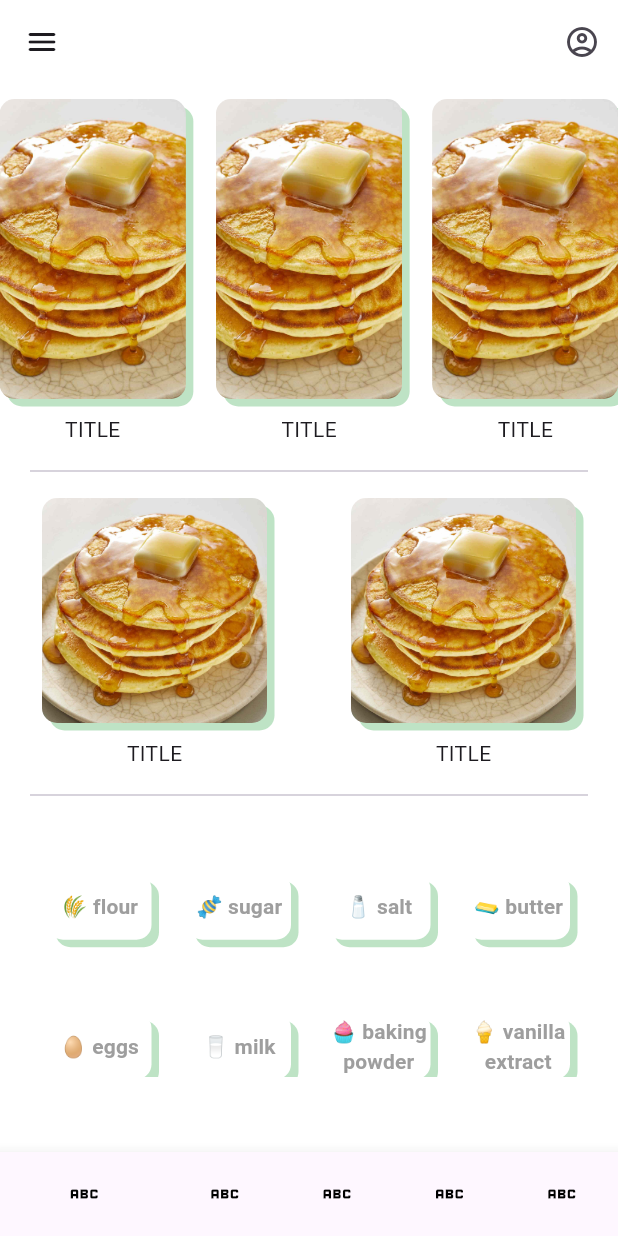
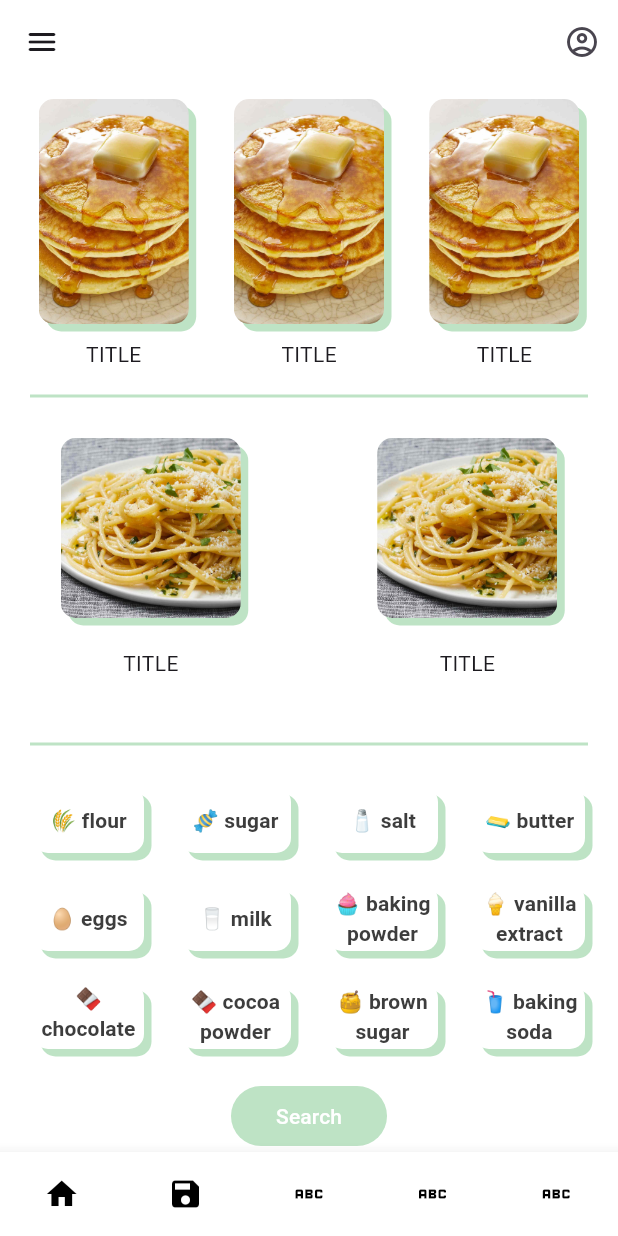
Before and after one commit to abrichards10/LetEmCook, a Flutter app: the screen it shows after launch, on a phone screen of 412 x 824 dp. Run offline on Flutter 3.47's test engine with Material 3 defaults, Android fonts, the phone set to English and light mode, and no system bars; drawn by our look-alikes of carousel_slider; our stand-ins replace bloc, equatable, flutter_bloc, google_fonts, multi_select_flutter.

Commit message:
add more bloc skeleton and layout

```diff
--- a/lib/bloc/home_bloc.dart
+++ b/lib/bloc/home_bloc.dart
@@ -1,19 +1,23 @@
 import 'package:bloc/bloc.dart';
 import 'package:equatable/equatable.dart';
+import 'package:let_em_cook/bloc/home_repository.dart';
 
 part 'home_events.dart';
 part 'home_states.dart';
 
-class IngredientBloc extends Bloc<IngredientEvent, IngredientState> {
-  IngredientBloc() : super(IngredientState()) {
-    on<ToggleIngredientEvent>((event, emit) {
-      final updatedPressedIndices = Set<int>.from(state.pressedIndices);
-      if (updatedPressedIndices.contains(event.index)) {
-        updatedPressedIndices.remove(event.index);
-      } else {
-        updatedPressedIndices.add(event.index);
-      }
-      emit(IngredientState(pressedIndices: updatedPressedIndices));
+class HomeBloc extends Bloc<HomeEvents, HomeStates> {
+  HomeBloc({required HomeRepository homeRepository})
+      : super(const HomeStates()) {
+    on<ToggleIngredientEvent>((event, emit) async {
+      emit(const ToggleIngredientState());
+    });
+
+    on<InitialEvent>((event, emit) async {
+      emit(const InitialState());
+    });
+
+    on<NoRecipesFoundEvent>((event, emit) async {
+      emit(const NoRecipesFoundState());
     });
   }
 }
--- a/lib/bloc/home_events.dart
+++ b/lib/bloc/home_events.dart
@@ -1,17 +1,14 @@
 part of 'home_bloc.dart';
 
-abstract class IngredientEvent extends Equatable {
-  const IngredientEvent();
+abstract class HomeEvents extends Equatable {
+  const HomeEvents();
 
   @override
   List<Object> get props => [];
 }
 
-class ToggleIngredientEvent extends IngredientEvent {
-  final int index;
+class InitialEvent extends HomeEvents {}
 
-  const ToggleIngredientEvent(this.index);
+class NoRecipesFoundEvent extends HomeEvents {}
 
-  @override
-  List<Object> get props => [index];
-}
+class ToggleIngredientEvent extends HomeEvents {}
--- /dev/null
+++ b/lib/bloc/home_repository.dart
@@ -0,0 +1 @@
+class HomeRepository {}
--- a/lib/bloc/home_states.dart
+++ b/lib/bloc/home_states.dart
@@ -1,10 +1,22 @@
 part of 'home_bloc.dart';
 
-class IngredientState extends Equatable {
+class HomeStates extends Equatable {
   final Set<int> pressedIndices;
 
-  const IngredientState({this.pressedIndices = const <int>{}});
+  const HomeStates({this.pressedIndices = const <int>{}});
 
   @override
   List<Object> get props => [pressedIndices];
 }
+
+class InitialState extends HomeStates {
+  const InitialState();
+}
+
+class NoRecipesFoundState extends HomeStates {
+  const NoRecipesFoundState();
+}
+
+class ToggleIngredientState extends HomeStates {
+  const ToggleIngredientState();
+}
--- a/lib/home.dart
+++ b/lib/home.dart
@@ -3,20 +3,24 @@
 import 'package:flutter/material.dart';
 import 'package:carousel_slider/carousel_slider.dart';
 import 'package:flutter/rendering.dart';
+import 'package:flutter_bloc/flutter_bloc.dart';
 import 'package:google_fonts/google_fonts.dart';
+import 'package:let_em_cook/bloc/home_bloc.dart';
 import 'package:let_em_cook/models/recipe_info.dart';
 import 'package:multi_select_flutter/multi_select_flutter.dart';
 
-class MyHomePage extends StatefulWidget {
-  const MyHomePage({super.key, required this.title});
-
-  final String title;
+class HomePage extends StatefulWidget {
+  const HomePage({
+    super.key,
+  });
 
   @override
-  State<MyHomePage> createState() => _MyHomePageState();
+  State<HomePage> createState() => _HomePageState();
 }
 
-class _MyHomePageState extends State<MyHomePage> {
+class _HomePageState extends State<HomePage> {
+  bool _noRecipesInList = false; // TODO: change
+
   List<String> ingredientsList = <String>[
     "🌾 flour",
     "🍬 sugar",
@@ -85,11 +89,30 @@ class _MyHomePageState extends State<MyHomePage> {
 
   List<String> selectedIngredients = <String>[];
 
+  List<RecipeInfo> searchedRecipeResults = <RecipeInfo>[
+    RecipeInfo(
+        name: "name", pictureUrl: "pictureUrl", description: "description"),
+    RecipeInfo(
+        name: "name", pictureUrl: "pictureUrl", description: "description"),
+    RecipeInfo(
+        name: "name", pictureUrl: "pictureUrl", description: "description"),
+  ];
+
   @override
   Widget build(BuildContext context) {
     double width = MediaQuery.of(context).size.width;
+    double height = MediaQuery.of(context).size.height;
+    selectedIngredients = [];
 
-    return Scaffold(
+    if (selectedIngredients.isEmpty) {
+      context.read<HomeBloc>().add(NoRecipesFoundEvent());
+    }
+
+    return BlocListener<HomeBloc, HomeStates>(
+      listener: (context, state) {
+        _blocListener(state);
+      },
+      child: Scaffold(
         backgroundColor: Color.fromARGB(255, 255, 255, 255),
         appBar: AppBar(
           actions: [
@@ -107,45 +130,52 @@ class _MyHomePageState extends State<MyHomePage> {
             onPressed: () {},
           ),
           backgroundColor: Color.fromARGB(255, 255, 255, 255),
-        // title: Text(
-        //   "Let 'Em Cook",
-        //   style: TextStyle(
-        //  fontFamily: GoogleFonts.adventPro().fontFamily,
-        //     fontWeight: FontWeight.bold,
-        //     fontSize: width * .08,
-        //   ),
-        // ),
         ),
-      body: SingleChildScrollView(
+        body: Container(
+          height: height - 50,
           child: Column(
             children: [
               _savedRecipesList(),
               Divider(
+                color: Color.fromARGB(150, 144, 208, 156),
+                thickness: 2,
                 indent: 20,
                 endIndent: 20,
               ),
-            _searchedRecipesResults(),
+              Expanded(
+                child: _searchedRecipesResults(),
+              ),
               Divider(
+                color: Color.fromARGB(150, 144, 208, 156),
+                thickness: 2,
                 indent: 20,
                 endIndent: 20,
               ),
-            _ingredientsList(),
+              Expanded(
+                child: _ingredientsList(),
+              ),
+              // Expanded(
+              _searchRecipesButton(context),
             ],
           ),
         ),
         bottomNavigationBar: BottomNavigationBar(
+          type: BottomNavigationBarType.fixed,
+          unselectedItemColor: Colors.white,
+          backgroundColor: Colors.white,
+          fixedColor: Colors.white,
           selectedFontSize: 0,
           items: [
             BottomNavigationBarItem(
               icon: Icon(
-              Icons.abc,
+                Icons.home,
                 color: Colors.black,
               ),
               label: "",
             ),
             BottomNavigationBarItem(
               icon: Icon(
-              Icons.abc,
+                Icons.save,
                 color: Colors.black,
               ),
               label: "",
@@ -173,13 +203,32 @@ class _MyHomePageState extends State<MyHomePage> {
             )
           ],
         ),
+      ),
     );
   }
 
-  CarouselSlider _savedRecipesList() {
-    return CarouselSlider(
+  _blocListener(state) {
+    if (state == NoRecipesFoundState()) {
+      setState(() {
+        _noRecipesInList = true;
+      });
+    }
+    if (state == ToggleIngredientState()) {
+      setState(() {});
+    }
+  }
+
+  Container _savedRecipesList() {
+    return Container(
+      padding: EdgeInsets.fromLTRB(
+        20,
+        0,
+        20,
+        0,
+      ),
+      child: CarouselSlider(
         options: CarouselOptions(
-        height: 250.0,
+          height: 200.0,
           aspectRatio: 16 / 9,
           viewportFraction: 0.35,
         ),
@@ -190,8 +239,8 @@ class _MyHomePageState extends State<MyHomePage> {
                 children: [
                   Container(
                     margin: EdgeInsets.all(10),
-                  width: 200.0,
-                  height: 200.0,
+                    width: 100.0,
+                    height: 150.0,
                     decoration: BoxDecoration(
                       borderRadius: BorderRadius.all(Radius.circular(10)),
                       image: DecorationImage(
@@ -220,15 +269,15 @@ class _MyHomePageState extends State<MyHomePage> {
             },
           );
         }).toList(),
+      ),
     );
   }
 
   _searchedRecipesResults() {
-    return SizedBox(
-      height: 200,
-      child: GridView.builder(
-          itemCount: 100,
+    return GridView.builder(
+        itemCount: searchedRecipeResults.length,
         gridDelegate: SliverGridDelegateWithFixedCrossAxisCount(
+          crossAxisSpacing: 10,
           crossAxisCount: 2,
           childAspectRatio: 1,
         ),
@@ -236,13 +285,13 @@ class _MyHomePageState extends State<MyHomePage> {
           return Column(
             children: [
               Container(
-                  margin: EdgeInsets.all(10),
-                  width: 150.0,
-                  height: 150.0,
+                margin: EdgeInsets.all(20),
+                width: 120.0,
+                height: 120.0,
                 decoration: BoxDecoration(
                   borderRadius: BorderRadius.all(Radius.circular(10)),
                   image: DecorationImage(
-                      image: AssetImage('assets/image1.jpg'),
+                    image: AssetImage('assets/image2.jpg'),
                     fit: BoxFit.cover,
                   ),
                   boxShadow: [
@@ -264,28 +313,33 @@ class _MyHomePageState extends State<MyHomePage> {
               ),
             ],
           );
-          }),
-    );
+        });
   }
 
   SizedBox _ingredientsList() {
     return SizedBox(
-      height: 200,
+      // height: 200,
       child: Container(
-        margin: EdgeInsets.all(20),
+        margin: EdgeInsets.all(10),
         child: GridView.builder(
           gridDelegate: SliverGridDelegateWithFixedCrossAxisCount(
-              crossAxisCount: 4, childAspectRatio: 1),
+            crossAxisCount: 4,
+            childAspectRatio: 1.5,
+          ),
           itemCount: ingredientsList.length,
           shrinkWrap: true,
           itemBuilder: (BuildContext context, int index) {
             return TextButton(
-              onPressed: () {},
+              onPressed: () {
+                context.read<HomeBloc>().add(ToggleIngredientEvent());
+              },
               child: Container(
                 alignment: Alignment.center,
                 height: 44,
                 decoration: BoxDecoration(
-                  color: Colors.white,
+                  color: true // TODO: CHANGE
+                      ? Colors.white
+                      : Color.fromARGB(150, 144, 208, 156),
                   borderRadius: BorderRadius.all(Radius.circular(10)),
                   boxShadow: [
                     BoxShadow(
@@ -302,7 +356,7 @@ class _MyHomePageState extends State<MyHomePage> {
                   ingredientsList[index],
                   style: TextStyle(
                     fontFamily: GoogleFonts.adventPro().fontFamily,
-                    color: Colors.grey,
+                    color: const Color.fromARGB(255, 61, 61, 61),
                     fontWeight: FontWeight.bold,
                   ),
                 ),
@@ -313,4 +367,22 @@ class _MyHomePageState extends State<MyHomePage> {
       ),
     );
   }
+
+  _searchRecipesButton(BuildContext context) {
+    return TextButton(
+      onPressed: () {},
+      style: ButtonStyle(
+        padding: WidgetStateProperty.all(EdgeInsets.fromLTRB(30, 0, 30, 0)),
+        backgroundColor: WidgetStateProperty.all<Color>(
+          Color.fromARGB(150, 144, 208, 156),
+        ),
+        foregroundColor: WidgetStateProperty.all<Color>(
+            Colors.white), // Set the text color to white for better contrast
+      ),
+      child: Text(
+        "Search",
+        style: TextStyle(color: Color.fromARGB(255, 255, 255, 255)),
+      ),
+    );
   }
+}
--- a/lib/main.dart
+++ b/lib/main.dart
@@ -1,4 +1,7 @@
 import 'package:flutter/material.dart';
+import 'package:flutter_bloc/flutter_bloc.dart';
+import 'package:let_em_cook/bloc/home_bloc.dart';
+import 'package:let_em_cook/bloc/home_repository.dart';
 import 'package:let_em_cook/home.dart';
 
 void main() {
@@ -10,9 +13,20 @@
 
   @override
   Widget build(BuildContext context) {
-    return const MaterialApp(
-      debugShowCheckedModeBanner: false,
-      home: MyHomePage(title: 'Let Em Cook'),
+    return RepositoryProvider(
+      create: (context) => HomeRepository(),
+      child: MultiBlocProvider(
+        providers: [
+          BlocProvider(
+            create: (context) =>
+                HomeBloc(homeRepository: HomeRepository())..add(InitialEvent()),
+          )
+        ],
+        child: const MaterialApp(
+          debugShowCheckedModeBanner: false,
+          home: HomePage(),
+        ),
+      ),
     );
   }
 }
```
Lines whose indentation alone changed are shown as unchanged.
